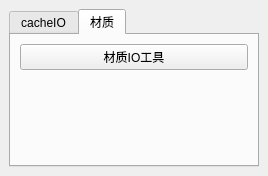
Qt form seer7_setup.ui (rupengfei/TD_code) before a commit.
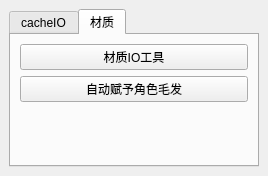
The same form after that commit.

Commit message: 添加 自动导入毛发按钮

Diff of the .ui file:
```diff
--- a/seer7_setup.ui
+++ b/seer7_setup.ui
@@ -112,7 +112,7 @@
           </property>
          </widget>
         </item>
-        <item row="1" column="0">
+        <item row="2" column="0">
          <spacer name="verticalSpacer">
           <property name="orientation">
            <enum>Qt::Vertical</enum>
@@ -125,6 +125,16 @@
           </property>
          </spacer>
         </item>
+        <item row="1" column="0">
+         <widget class="QPushButton" name="btn_aoto_fur_bs">
+          <property name="toolTip">
+           <string>&lt;html&gt;&lt;head/&gt;&lt;body&gt;&lt;p&gt;场景内有毛发的角色，自动找回毛发并传递动态&lt;/p&gt;&lt;/body&gt;&lt;/html&gt;</string>
+          </property>
+          <property name="text">
+           <string>自动赋予角色毛发</string>
+          </property>
+         </widget>
+        </item>
        </layout>
       </widget>
      </widget>
```
Left out of the diff: 3 changed lines with no effect on the pictures. The commit also changes 1 other file.
